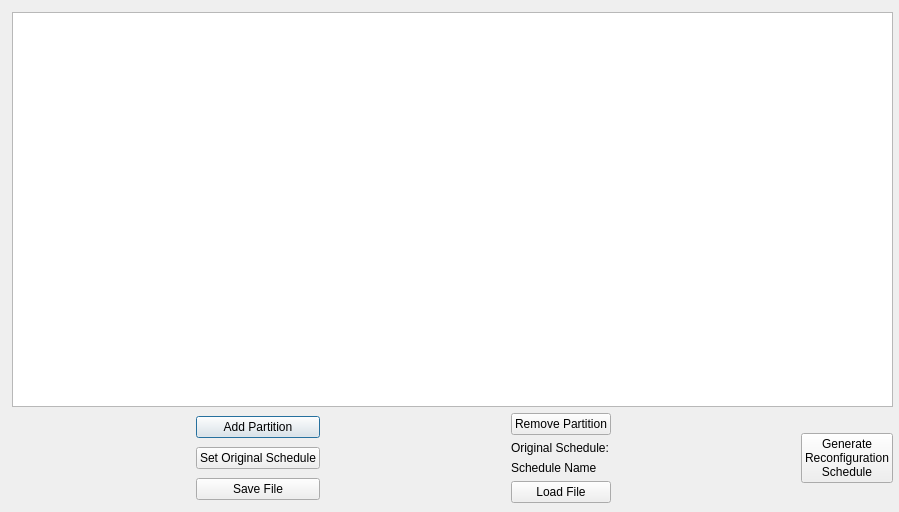
First picture: the form in reconf_scheduler.ui, repository guangli-dai/RRP-Toolsets, before the edit.
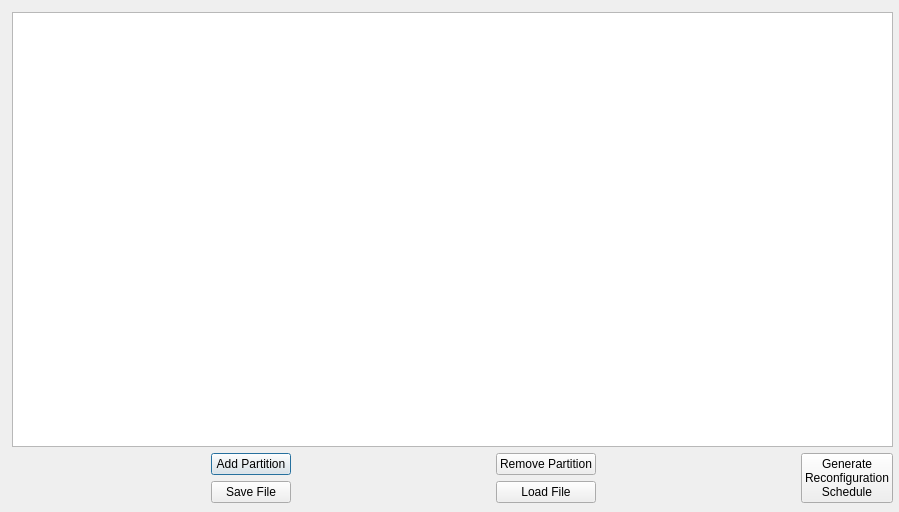
Second picture: the form after the edit.

Commit message:
Initial Reconfiguration Scheduler
1. Added reconfiguration scheduler with OHR-OPT implemented;
2. Fixed a bug in calculating the majorFrame in cyclic schedule generator.

Patch:
```diff
--- a/reconf_scheduler.ui
+++ b/reconf_scheduler.ui
@@ -50,13 +50,6 @@
           </property>
          </widget>
         </item>
-        <item>
-         <widget class="QPushButton" name="ScheduleButton">
-          <property name="text">
-           <string>Set Original Schedule</string>
-          </property>
-         </widget>
-        </item>
         <item>
          <widget class="QPushButton" name="saveButton">
           <property name="text">
@@ -88,20 +81,6 @@
           </property>
          </widget>
         </item>
-        <item>
-         <widget class="QLabel" name="label">
-          <property name="text">
-           <string>Original Schedule:</string>
-          </property>
-         </widget>
-        </item>
-        <item>
-         <widget class="QLabel" name="scheduleNameLabel">
-          <property name="text">
-           <string>Schedule Name</string>
-          </property>
-         </widget>
-        </item>
         <item>
          <widget class="QPushButton" name="loadButton">
           <property name="text">
```
The commit also changes 7 other files.
